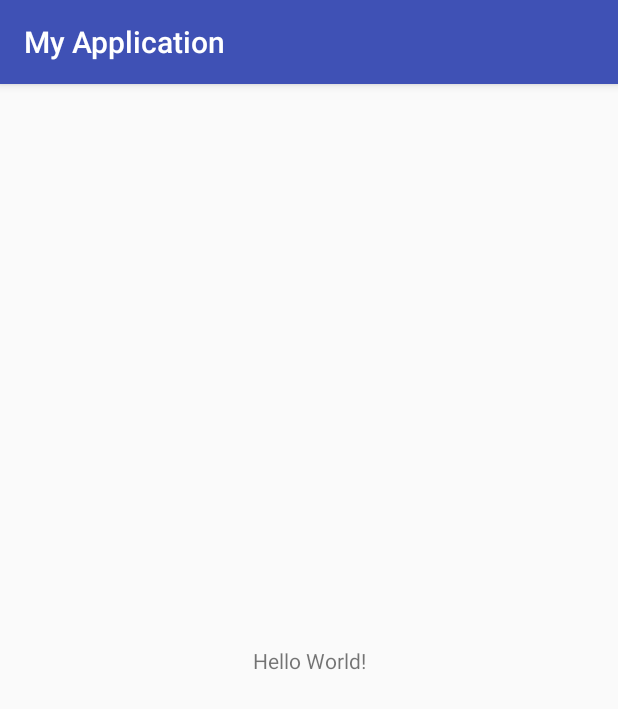
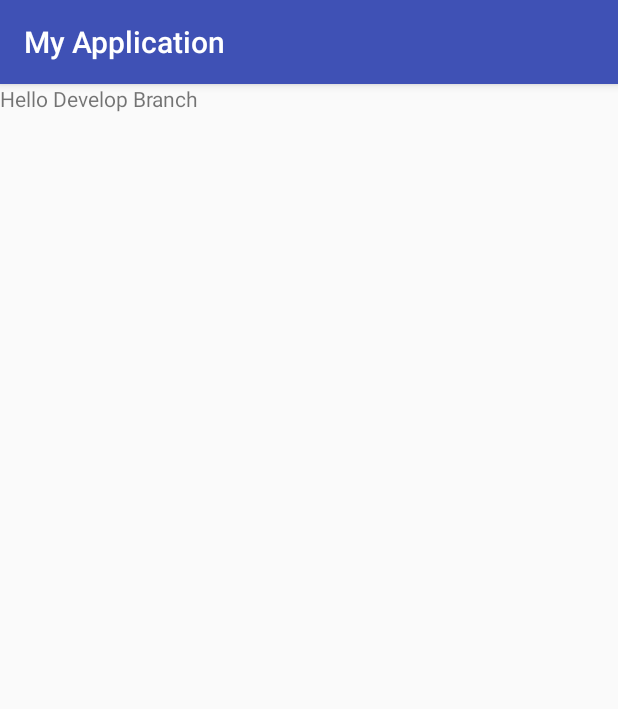
Before and after one commit to t105360045/106NTUT_ApplicationSoftwareDesign_Lab_1, an Android app: the screen it shows after launch (MainActivity), on a phone screen of 412 x 824 dp. Shown: the top 709 px of the screen. Run offline under Robolectric (Android 15) with nearby library versions, the phone set to English and light mode, and no system bars.

Commit message:
Edit TextView

```diff
--- a/app/build.gradle
+++ b/app/build.gradle
@@ -25,4 +25,5 @@ dependencies {
     testImplementation 'junit:junit:4.12'
     androidTestImplementation 'com.android.support.test:runner:1.0.2'
     androidTestImplementation 'com.android.support.test.espresso:espresso-core:3.0.2'
+    implementation 'com.android.support:recyclerview-v7:28.0.0-rc02'
 }
--- a/app/src/main/res/layout/activity_main.xml
+++ b/app/src/main/res/layout/activity_main.xml
@@ -4,15 +4,14 @@
     xmlns:tools="http://schemas.android.com/tools"
     android:layout_width="match_parent"
     android:layout_height="match_parent"
-    tools:context=".MainActivity">
+    tools:context=".MainActivity"
+    tools:layout_editor_absoluteY="25dp">
 
     <TextView
+        android:id="@+id/textView"
         android:layout_width="wrap_content"
         android:layout_height="wrap_content"
-        android:text="Hello World!"
-        app:layout_constraintBottom_toBottomOf="parent"
-        app:layout_constraintLeft_toLeftOf="parent"
-        app:layout_constraintRight_toRightOf="parent"
-        app:layout_constraintTop_toTopOf="parent" />
-
+        android:text="Hello Develop Branch"
+        tools:layout_editor_absoluteX="126dp"
+        tools:layout_editor_absoluteY="274dp" />
 </android.support.constraint.ConstraintLayout>
--- a/app/src/main/res/values/styles.xml
+++ b/app/src/main/res/values/styles.xml
@@ -1,7 +1,7 @@
 <resources>
 
     <!-- Base application theme. -->
-    <style name="AppTheme" parent="Theme.AppCompat.Light.DarkActionBar">
+    <style name="AppTheme" parent="Base.Theme.AppCompat.Light.DarkActionBar">
         <!-- Customize your theme here. -->
         <item name="colorPrimary">@color/colorPrimary</item>
         <item name="colorPrimaryDark">@color/colorPrimaryDark</item>
```
Also changed, not shown: 1 other file.
